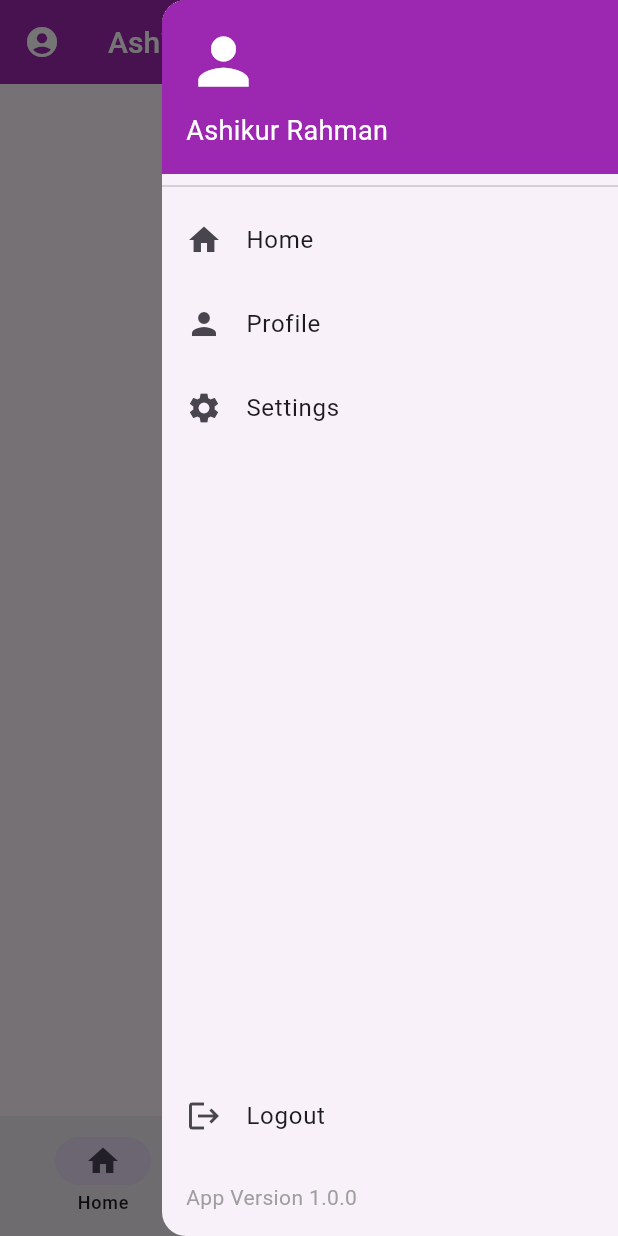
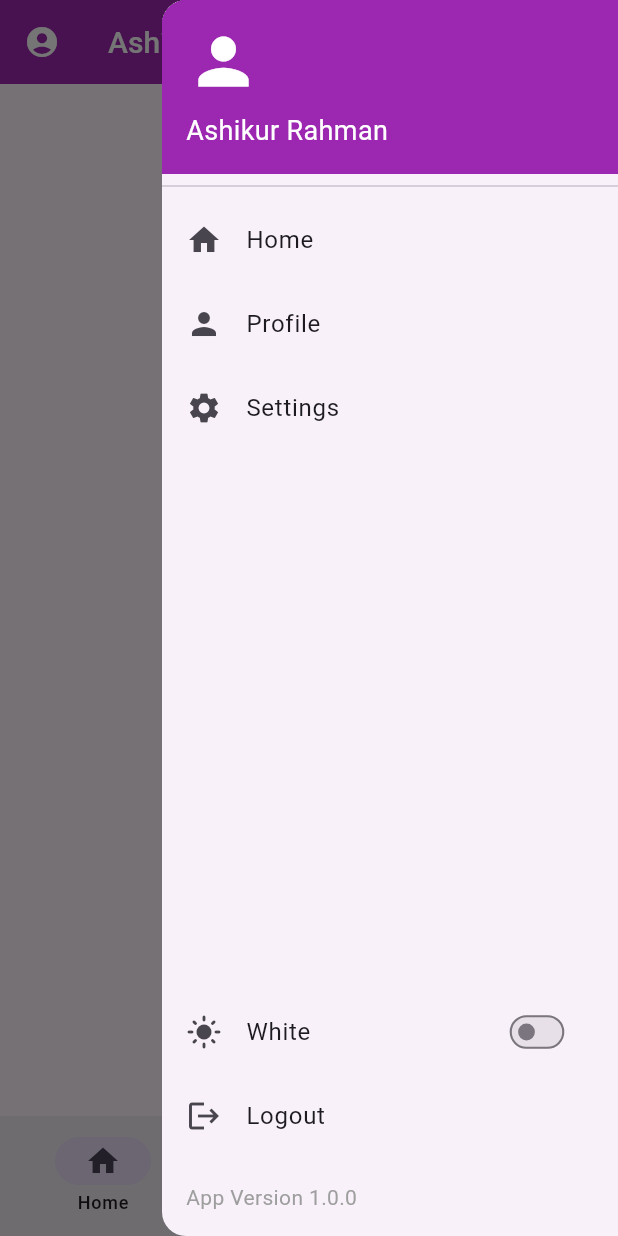
Before and after one commit to ashik0024/test_flutter, a Flutter app: the screen it shows after launch, with the side drawer open, on a phone screen of 412 x 824 dp. Run offline on Flutter 3.47's test engine with Material 3 defaults, Android fonts, the light colour scheme and no system bars.

Commit message:
update theme from lenf nav using valueNotifier

```diff
--- a/lib/main.dart
+++ b/lib/main.dart
@@ -1,4 +1,5 @@
 import 'package:flutter/material.dart';
+import 'package:test_flutter_001/views/data/notifiers.dart';
 import 'package:test_flutter_001/views/widget_tree.dart';
 
 
@@ -31,14 +32,24 @@ class _MyAppState extends State<MyApp> with SingleTickerProviderStateMixin {
 
   @override
   Widget build(BuildContext context) {
+    return ValueListenableBuilder(
+      valueListenable: darkModeNotifier,
+      builder: (context, bool isDarkMode, child) {
+        final colorScheme = ColorScheme.fromSeed(
+          seedColor: Colors.deepPurple,
+          brightness: isDarkMode ? Brightness.dark : Brightness.light,
+        );
+
         return MaterialApp(
           title: "Ashik",
           debugShowCheckedModeBanner: false,
           theme: ThemeData(
-        colorScheme: ColorScheme.fromSeed(seedColor: Colors.deepPurple),
-        brightness: Brightness.light,
+            colorScheme: colorScheme,
+            useMaterial3: true, // optional, looks better
           ),
           home: WidgetTree(),
         );
+      },
+    );
   }
 }
--- a/lib/views/data/notifiers.dart
+++ b/lib/views/data/notifiers.dart
@@ -2,3 +2,4 @@ import 'package:flutter/material.dart';
 
 
 ValueNotifier<int> pageIndexNotifier=ValueNotifier(0);
+ValueNotifier<bool> darkModeNotifier=ValueNotifier(false);
--- a/lib/views/widgets/drawer_end_widget.dart
+++ b/lib/views/widgets/drawer_end_widget.dart
@@ -32,8 +32,12 @@ class _EndDrawerWidgetState extends State<EndDrawerWidget> with SingleTickerProv
           builder: (context, int selectedPage, child) {
 
               return Drawer(
-                child: Column(
+                child: ValueListenableBuilder(valueListenable: darkModeNotifier, builder: (context, bool darkMode, child) {
+                  return Column(
                     crossAxisAlignment: CrossAxisAlignment.start,
+
+
+
                     children: [
                       // 🔹 Header
                       Container(
@@ -84,7 +88,25 @@ class _EndDrawerWidgetState extends State<EndDrawerWidget> with SingleTickerProv
 
                       Spacer(),
 
+
                       // 🔹 Bottom section
+                      ListTile(
+                        leading: Icon( darkModeNotifier.value ? Icons.dark_mode : Icons.light_mode,),
+                        title: Text( darkModeNotifier.value ? "Dark" : "White",),
+                        onTap: () {
+                          // darkModeNotifier.value = !darkModeNotifier.value;
+                          // Navigator.pop(context);
+                        },
+                          trailing: Transform.scale(
+                            scale: 0.7, // 🔹 increase/decrease size (default = 1.0)
+                            child: Switch(
+                              value: darkModeNotifier.value,
+                              onChanged: (value) {
+                                darkModeNotifier.value = value;
+                              },
+                            ),
+                          ),
+                      ),
                       ListTile(
                         leading: Icon(Icons.logout),
                         title: Text("Logout"),
@@ -100,7 +122,8 @@ class _EndDrawerWidgetState extends State<EndDrawerWidget> with SingleTickerProv
                         ),
                       ),
                     ],
-                ),
+                  );
+                }),
               );
           }),
     );
```
Lines whose indentation alone changed are shown as unchanged.
